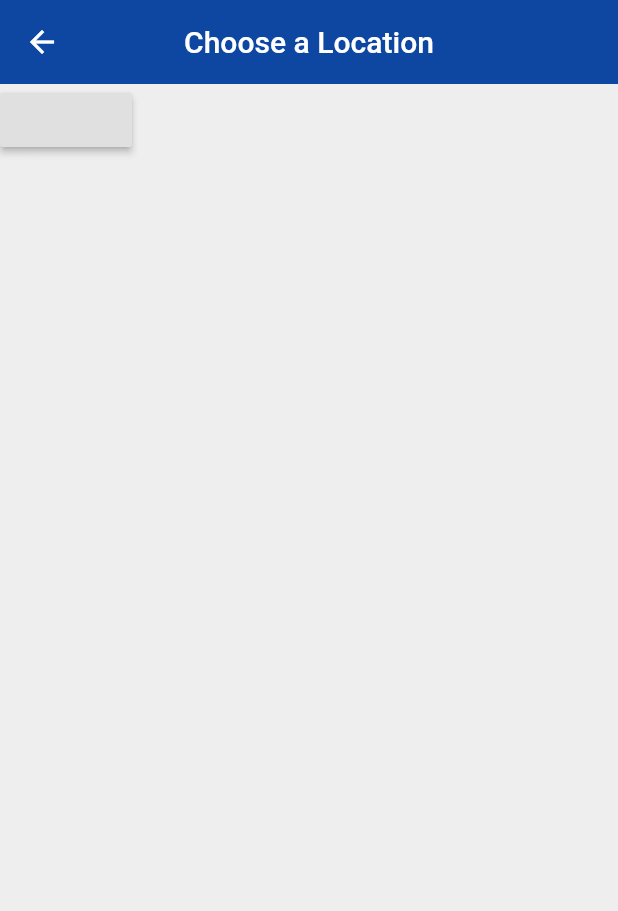
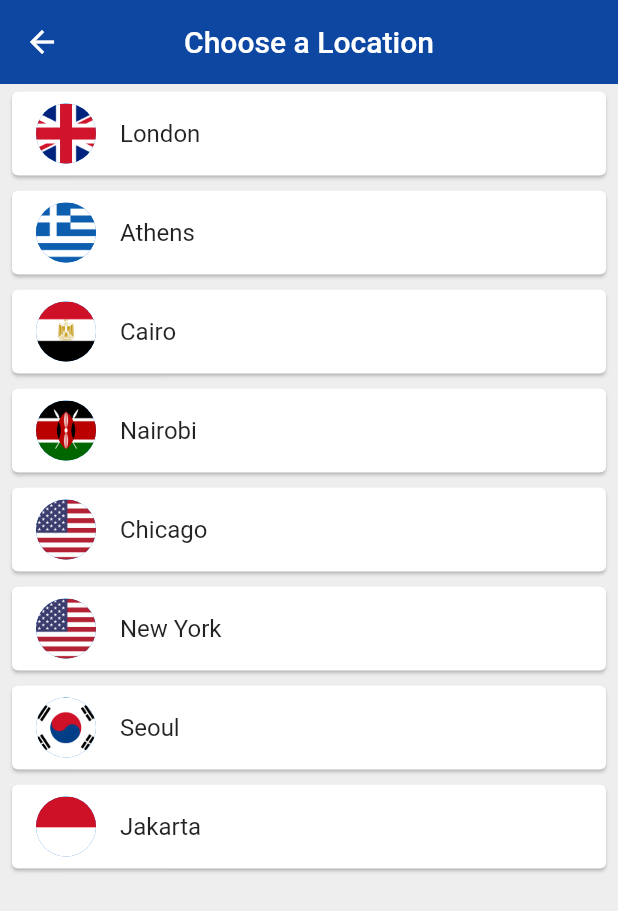
Before and after one commit to realfrancisyan/flutter-demo, a Flutter app: the screen it shows after launch, after a tap on "Edit Location", on a phone screen of 412 x 824 dp. Shown: the top 911 px of the screen. Run offline on Flutter 3.47's test engine with Material 2 defaults, Android fonts, the phone set to English and light mode, and no system bars; our stand-ins replace flutter_spinkit; network calls fail.

Commit message:
Complete demo app

```diff
--- a/flutter_app/lib/pages/choose_location.dart
+++ b/flutter_app/lib/pages/choose_location.dart
@@ -1,4 +1,5 @@
 import 'package:flutter/material.dart';
+import 'package:flutter_app/services/world_time.dart';
 
 class ChooseLocation extends StatefulWidget {
   @override
@@ -7,6 +8,29 @@ class ChooseLocation extends StatefulWidget {
 
 class _ChooseLocationState extends State<ChooseLocation> {
 
+  List<WorldTime> locations = [
+    WorldTime(url: 'Europe/London', location: 'London', flag: 'uk.png'),
+    WorldTime(url: 'Europe/Berlin', location: 'Athens', flag: 'greece.png'),
+    WorldTime(url: 'Africa/Cairo', location: 'Cairo', flag: 'egypt.png'),
+    WorldTime(url: 'Africa/Nairobi', location: 'Nairobi', flag: 'kenya.png'),
+    WorldTime(url: 'America/Chicago', location: 'Chicago', flag: 'usa.png'),
+    WorldTime(url: 'America/New_York', location: 'New York', flag: 'usa.png'),
+    WorldTime(url: 'Asia/Seoul', location: 'Seoul', flag: 'south_korea.png'),
+    WorldTime(url: 'Asia/Jakarta', location: 'Jakarta', flag: 'indonesia.png'),
+  ];
+
+  void updateTime(index) async {
+    WorldTime worldTime = locations[index];
+    await worldTime.getTime();
+    print('world time: ${worldTime.time}');
+    // navigate to home screen
+    Navigator.pop(context, {
+      'location': worldTime.location,
+      'flag': worldTime.flag,
+      'time': worldTime.time,
+      'isDayTime': worldTime.isDayTime,
+    });
+  }
 
   @override
   Widget build(BuildContext context) {
@@ -18,11 +42,25 @@ class _ChooseLocationState extends State<ChooseLocation> {
         centerTitle: true,
         elevation: 0,
       ),
-      body: RaisedButton(
-        onPressed: () {
+      body: ListView.builder(
+        itemCount: locations.length,
+        itemBuilder: (context, index) {
+          return Padding(
+            padding: const EdgeInsets.symmetric(vertical: 1, horizontal: 4),
+            child: Card(
+              child: ListTile(
+                onTap: () {
+                  updateTime(index);
+                },
+                title: Text(locations[index].location),
+                leading: CircleAvatar(
+                  backgroundImage: AssetImage('assets/${locations[index].flag}'),
+                ),
+              ),
+            ),
+          );
         },
-        // child: Text('counter is $counter'),
-      )
+      ),
     );
   }
 }
--- a/flutter_app/lib/pages/home.dart
+++ b/flutter_app/lib/pages/home.dart
@@ -12,21 +12,50 @@ class _HomeState extends State<Home> {
   @override
   Widget build(BuildContext context) {
 
-    data = ModalRoute.of(context).settings.arguments;
+    data = data.isNotEmpty ? data : ModalRoute.of(context).settings.arguments;
     print(data);
 
+    // set background
+    String bgImage = data['isDayTime'] ? 'day.png' : 'night.png';
+    Color bgColor = data['isDayTime'] ? Colors.blue : Colors.indigo[700];
+
     return Scaffold(
-      body: Padding(
+      backgroundColor: bgColor,
+      body: SafeArea(
+        child: Container(
+          decoration: BoxDecoration(
+            image: DecorationImage(
+              image: AssetImage('assets/$bgImage'),
+              fit: BoxFit.cover,
+            ),
+          ),
+          child: Padding(
             padding: const EdgeInsets.fromLTRB(0, 120.0, 0, 0),
-        child: SafeArea(
             child: Column(
               children: [
                 FlatButton.icon(
-                onPressed: () {
-                  Navigator.pushNamed(context, '/location');
+                  onPressed: () async {
+                    dynamic result  = await Navigator.pushNamed(context, '/location');
+                    print('result time: $result');
+                    setState(() {
+                      data = {
+                        'time': result['time'],
+                        'location': result['location'],
+                        'isDayTime': result['isDayTime'],
+                        'flag': result['flag']
+                      };
+                    });
                   },
-                icon: Icon(Icons.edit_location),
-                label: Text('Edit Location'),
+                  icon: Icon(
+                    Icons.edit_location,
+                    color: Colors.grey[300],
+                  ),
+                  label: Text(
+                    'Edit Location',
+                    style: TextStyle(
+                      color: Colors.grey[300]
+                    ),
+                  ),
                 ),
                 SizedBox(height: 20),
                 Row(
@@ -37,6 +66,7 @@ class _HomeState extends State<Home> {
                       style: TextStyle(
                         fontSize: 28,
                         letterSpacing: 2,
+                        color: Colors.white
                       ),
                     ),
                   ],
@@ -46,13 +76,14 @@ class _HomeState extends State<Home> {
                   data['time'],
                   style: TextStyle(
                     fontSize: 66.0,
-
+                    color: Colors.white
                   )
                 )
               ],
             ),
           ),
         ),
+      ),
     );
   }
 }
--- a/flutter_app/lib/pages/loading.dart
+++ b/flutter_app/lib/pages/loading.dart
@@ -10,13 +10,14 @@ class Loading extends StatefulWidget {
 class _LoadingState extends State<Loading> {
 
   void setupWorldTime() async {
-    WorldTime worldTime = WorldTime(location: 'Berlin', flag: 'germany.png', url: 'Europe/Berlin');
+    WorldTime worldTime = WorldTime(location: 'Berlin', flag: 'germany.png', url: 'Asia/Shanghai');
     await worldTime.getTime();
 
     Navigator.pushReplacementNamed(context, '/home', arguments: {
       'location': worldTime.location,
       'flag': worldTime.flag,
       'time': worldTime.time,
+      'isDayTime': worldTime.isDayTime,
     });
   }
 
--- a/flutter_app/lib/services/world_time.dart
+++ b/flutter_app/lib/services/world_time.dart
@@ -9,6 +9,7 @@ class WorldTime {
   String time; // time in that location
   String flag; // url to an asset flag icon
   String url; // location url for api endpoint
+  bool isDayTime;// true or false if daytime or not
 
   WorldTime({this.location, this.flag, this.url});
 
@@ -26,10 +27,14 @@ class WorldTime {
       DateTime now = DateTime.parse(dateTime);
       now = now.add(Duration(hours: int.parse(offset)));
 
+      isDayTime = now.hour > 6 && now.hour < 20 ? true : false;
+      print('time: $time');
       time = DateFormat.jm().format(now); // set the time property
+
     } catch (e) {
       print('caught error: $e');
       time = 'could not get time data';
+      isDayTime = true;
     }
   }
 }
--- a/flutter_app/pubspec.yaml
+++ b/flutter_app/pubspec.yaml
@@ -48,8 +48,8 @@ flutter:
   uses-material-design: true
 
   # To add assets to your application, add an assets section, like this:
-  # assets:
-  #   - assets/
+  assets:
+    - assets/
 
   # An image asset can refer to one or more resolution-specific "variants", see
   # https://flutter.dev/assets-and-images/#resolution-aware.
```
Also changed, not shown: flutter_app/assets/day.png (added), flutter_app/assets/egypt.png (added), flutter_app/assets/germany.png (added), flutter_app/assets/greece.png (added), flutter_app/assets/indonesia.png (added), flutter_app/assets/kenya.png (added), flutter_app/assets/night.png (added), flutter_app/assets/south_korea.png (added), flutter_app/assets/uk.png (added), flutter_app/assets/usa.png (added). Lines whose indentation alone changed are shown as unchanged.
